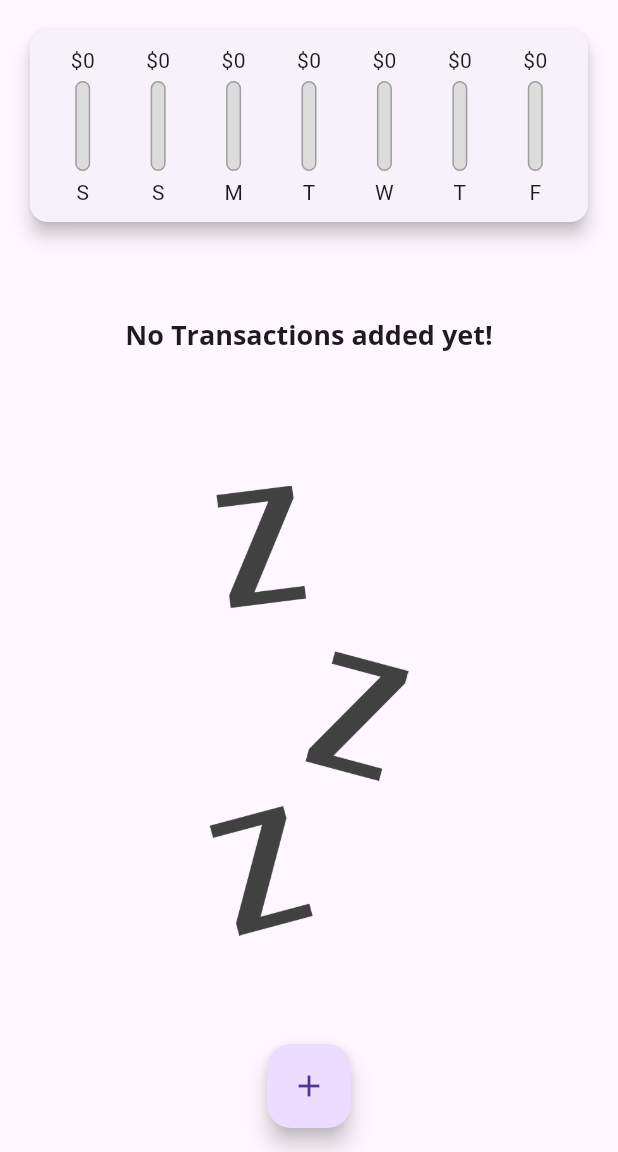
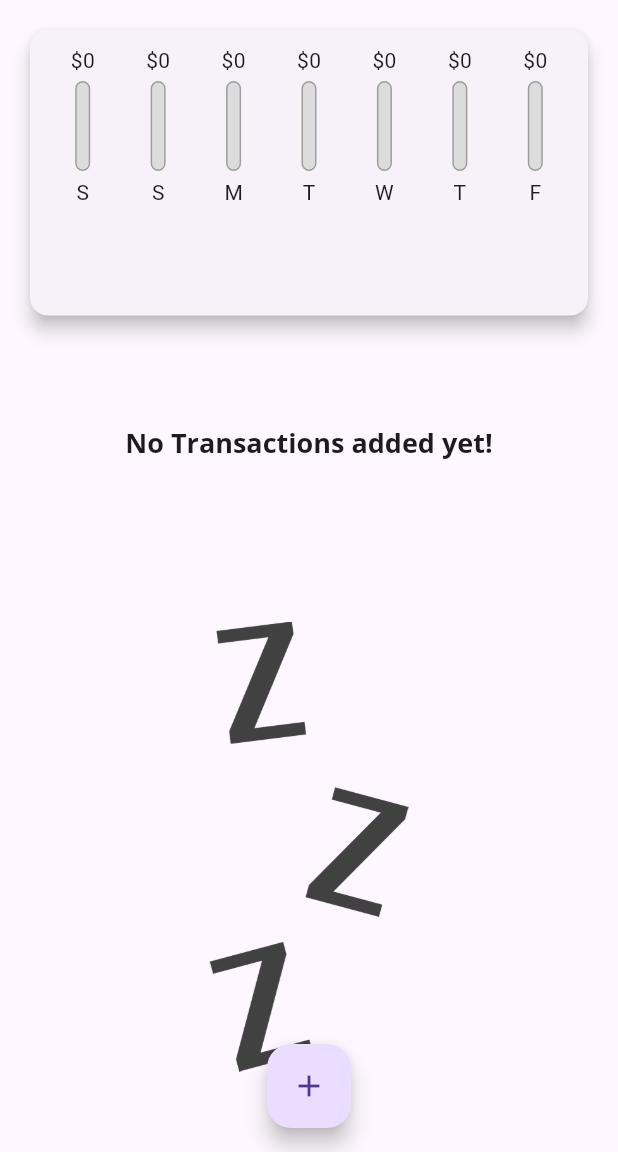
Before and after one commit to asadullah43/personal-expense-tracker, a Flutter app: the screen it shows after launch, on a phone screen of 412 x 824 dp, the part 84-1236 px from its top. Run offline on Flutter 3.47's test engine with Material 3 defaults, Android fonts, the phone set to English and light mode, and no system bars.

Commit message:
making responsive r

```diff
--- a/lib/main.dart
+++ b/lib/main.dart
@@ -47,20 +47,7 @@ class MyHomePage extends StatefulWidget {
 }
 
 class _MyHomePageState extends State<MyHomePage> {
-  final List<Transaction> _userTransactions = [
-    // Transaction(
-    //   id: 't1',
-    //   title: 'New Shoes',
-    //   amount: 99.99,
-    //   date: DateTime.now(),
-    // ),
-    // Transaction(
-    //   id: 't2',
-    //   title: 'Gorcery',
-    //   amount: 199.99,
-    //   date: DateTime.now(),
-    // ),
-  ];
+  final List<Transaction> _userTransactions = [];
   List<Transaction> get _recentTransactions {
     return _userTransactions.where(
       (tx) {
@@ -105,8 +92,7 @@ class _MyHomePageState extends State<MyHomePage> {
 
   @override
   Widget build(BuildContext context) {
-    return Scaffold(
-      appBar: AppBar(
+    final appBar = AppBar(
       backgroundColor: Theme.of(context).primaryColor,
       title: const Text(
         'Expense Tracker',
@@ -118,17 +104,29 @@ class _MyHomePageState extends State<MyHomePage> {
           icon: const Icon(Icons.add),
         ),
       ],
-      ),
+    );
+    return Scaffold(
+      appBar: appBar,
       body: SingleChildScrollView(
         child: Column(
           crossAxisAlignment: CrossAxisAlignment.stretch,
           children: [
-            Chart(
+            SizedBox(
+              height: (MediaQuery.of(context).size.height -
+                      appBar.preferredSize.height - MediaQuery.of(context).padding.top ) *
+                  0.3,
+              child: Chart(
                 recentTransaction: _recentTransactions,
               ),
-            TransactionList(
+            ),
+            SizedBox(
+              height: (MediaQuery.of(context).size.height -
+                      appBar.preferredSize.height - MediaQuery.of(context).padding.top) *
+                  0.7,
+              child: TransactionList(
                 transactions: _userTransactions,
                 deleteTx: _deleteTransaction,
+              ),
             )
           ],
         ),
--- a/lib/widgets/transaction_list.dart
+++ b/lib/widgets/transaction_list.dart
@@ -10,9 +10,7 @@ class TransactionList extends StatelessWidget {
 
   @override
   Widget build(BuildContext context) {
-    return SizedBox(
-      height: 500,
-      child: transactions.isEmpty
+    return transactions.isEmpty
         ? Column(
             mainAxisAlignment: MainAxisAlignment.spaceAround,
             children: [
@@ -66,7 +64,6 @@ class TransactionList extends StatelessWidget {
                 ),
               );
             },
-            ),
           );
   }
 }
```
Lines whose indentation alone changed are shown as unchanged.
